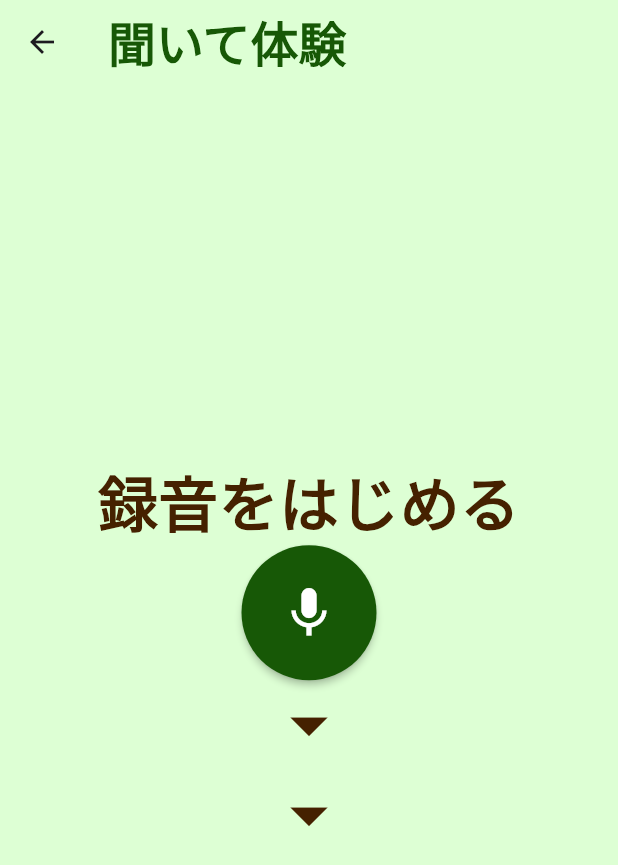
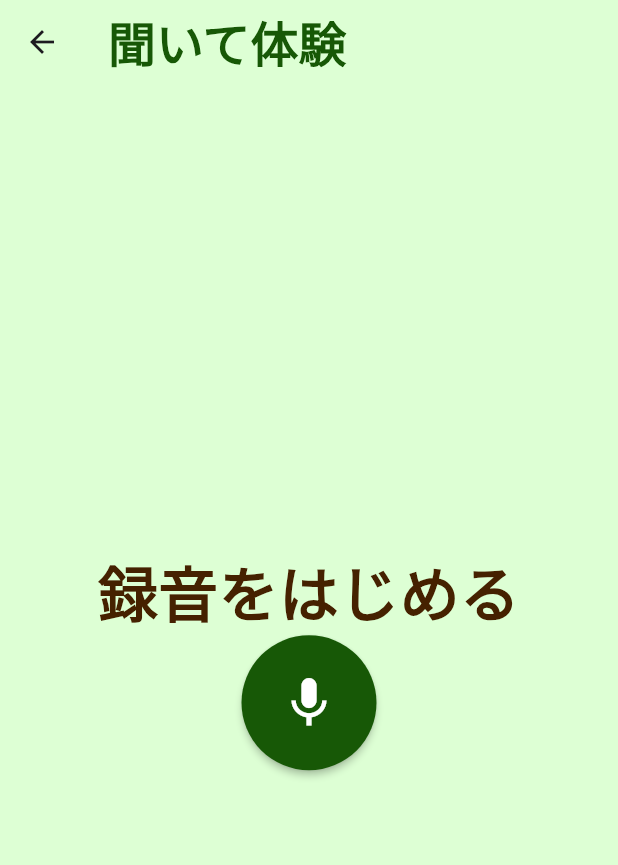
Before and after one commit to hirune05/sound_classify_app_previus, a Flutter app: the screen it shows after launch, after a tap on "聞いて体験", on a phone screen of 412 x 824 dp. Shown: the top 865 px of the screen. Run offline on Flutter 3.47's test engine with Material 3 defaults, Android fonts, the phone set to English and light mode, and no system bars; our stand-ins replace audioplayers, firebase_core, firebase_storage, freezed_annotation, geolocator, go_router and 1 more; missing offline and left inert: arkit_plugin, record, tflite_audio; accounts and stored records are empty; statements that could not run were skipped.

Commit message:
ui: だんだんと工程が現れるようにした

```diff
--- a/frontend/lib/controllers/audio_recording_page_controller.dart
+++ b/frontend/lib/controllers/audio_recording_page_controller.dart
@@ -15,6 +15,7 @@ class AudioRecordingState with _$AudioRecordingState {
   const factory AudioRecordingState({
     @Default(false) bool recording,
     @Default(false) bool isRecordingCompleted,
+    @Default(false) bool isRecordUploaded,
     @Default('') String audioPath,
     @Default('') String fileName,
   }) = _AudioRecordingState;
@@ -94,6 +95,7 @@ class AudioRecordingController extends StateNotifier<AudioRecordingState> {
           recording: false,
           isRecordingCompleted: true,
           audioPath: newPath,
+          isRecordUploaded: false,
         );
       }
     } catch (e) {
@@ -143,6 +145,7 @@ class AudioRecordingController extends StateNotifier<AudioRecordingState> {
       UploadTask uploadTask = ref.putFile(file);
       await uploadTask;
       print('File uploaded to Firebase Storage');
+      state = state.copyWith(isRecordUploaded: true);
     } catch (e) {
       print('Error uploading file: $e');
     }
--- a/frontend/lib/ui/pages/hearing_page/hearing_page.dart
+++ b/frontend/lib/ui/pages/hearing_page/hearing_page.dart
@@ -56,32 +56,38 @@ class HearingPage extends ConsumerWidget {
                 child: const Icon(Icons.volume_up, size: 40),
                 padding: const EdgeInsets.only(top: 12),
               ),
+            (!isRecording && ref.watch(audioRecordingProvider).audioPath != '')
+                ? Column(
+                    children: [
                       const Icon(
                         Icons.arrow_drop_down,
                         size: 60,
                         color: AppColors.secondaryText,
                       ),
-            if (!isRecording &&
-                ref.watch(audioRecordingProvider).audioPath != '')
                       ElevatedButton(
                         style: ElevatedButton.styleFrom(
                           backgroundColor: Colors.white,
                         ),
-                onPressed:
-                    ref.read(audioRecordingProvider.notifier).uploadAudioFile,
+                        onPressed: ref
+                            .read(audioRecordingProvider.notifier)
+                            .uploadAudioFile,
                         child: const Text(
                           'アップロード(変換)する',
                           style: TextStyle(color: AppColors.green),
                         ),
                       ),
+                    ],
+                  )
+                : Container(),
+            (!isRecording &&
+                    ref.watch(audioRecordingProvider).isRecordUploaded == true)
+                ? Column(
+                    children: [
                       const Icon(
                         Icons.arrow_drop_down,
                         size: 60,
                         color: AppColors.secondaryText,
                       ),
-            (!isRecording && ref.watch(audioRecordingProvider).audioPath != '')
-                ? Column(
-                    children: [
                       MaterialButton(
                         onPressed: ref
                             .read(audioRecordingProvider.notifier)
```
Also changed, not shown: frontend/lib/controllers/audio_recording_page_controller.freezed.dart. Lines whose indentation alone changed are shown as unchanged.
